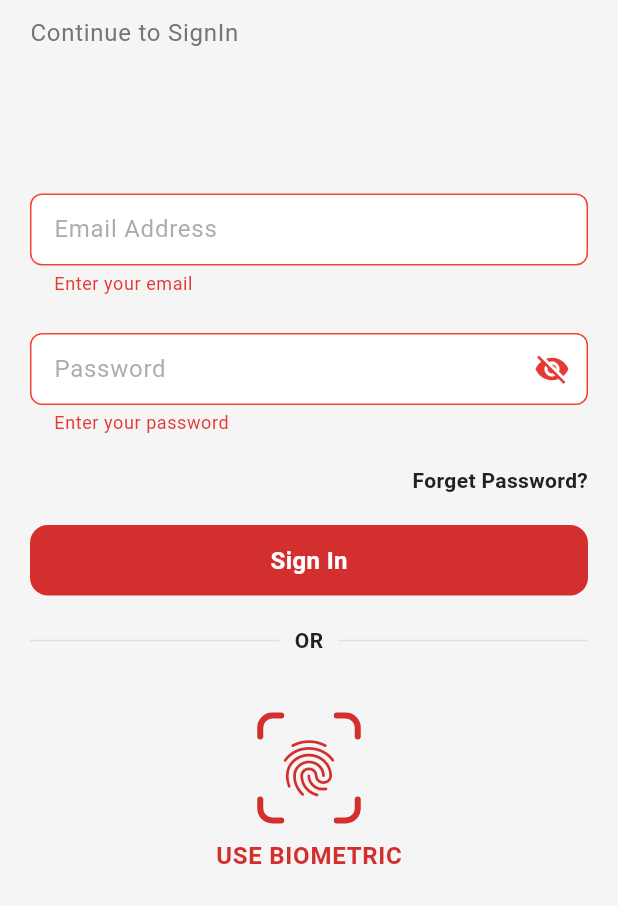
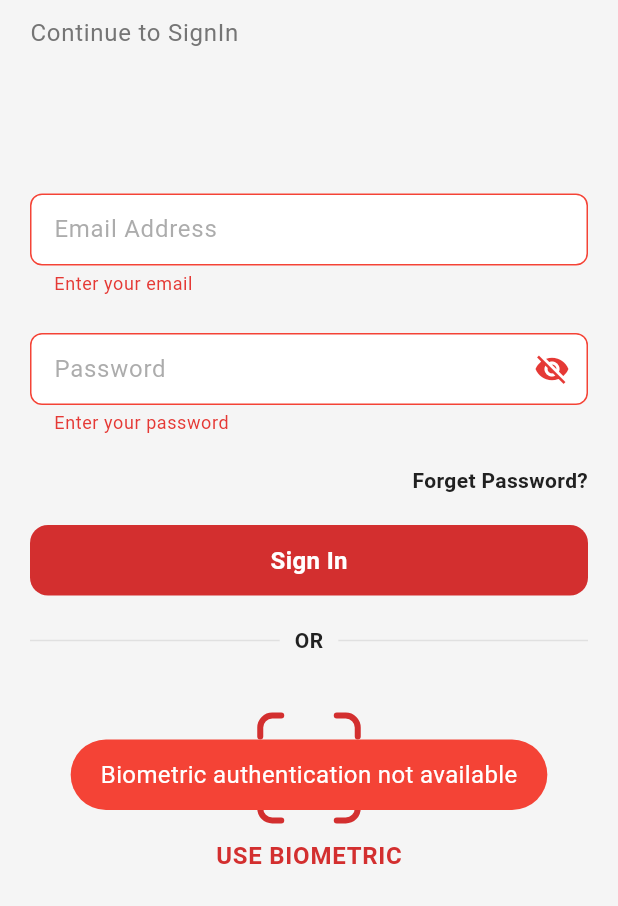
Before and after one commit to Nishan-Pradhan06/skill_swap_app, a Flutter app: the SignInScreen screen opened by its route, after a tap on "Sign In", after a tap on "USE BIOMETRIC", on a phone screen of 412 x 824 dp, the part 330-1236 px from its top. Run offline on Flutter 3.47's test engine with Material 3 defaults, Android fonts, the phone set to English and light mode, and no system bars; our stand-ins replace dartz, dio, equatable, flutter_bloc, flutter_dotenv, flutter_svg and 9 more; accounts and stored records are empty; project files that could hold a hidden picture were left out.

Commit message:
biometrics

```diff
--- a/lib/features/auth/screens/sign_in_screen.dart
+++ b/lib/features/auth/screens/sign_in_screen.dart
@@ -1,4 +1,5 @@
 import 'package:flutter/material.dart';
+import 'package:local_auth/local_auth.dart';
 import 'package:skill_swap/core/theme/app_theme.dart';
 import 'package:skill_swap/core/widgets/custom_appbar.dart';
 import 'package:skill_swap/core/widgets/custom_button.dart';
@@ -7,6 +8,7 @@ import 'package:skill_swap/core/widgets/custom_text_form_field.dart';
 import 'package:skill_swap/core/widgets/custom_toast.dart';
 
 import '../../../core/helpers/validation_helpers.dart';
+import '../../../core/services/cache_service.dart';
 
 class SignInScreen extends StatefulWidget {
   const SignInScreen({super.key});
@@ -21,6 +23,8 @@ class _SignInScreenState extends State<SignInScreen> {
   final _passwordController = TextEditingController();
   final _confirmPasswordController = TextEditingController();
 
+  final LocalAuthentication _localAuth = LocalAuthentication();
+
   @override
   void dispose() {
     _emailController.dispose();
@@ -29,16 +33,47 @@ class _SignInScreenState extends State<SignInScreen> {
     super.dispose();
   }
 
-  void _handleBiometricAuth() async {
-    setState(() {});
+  Future<void> _handleBiometricAuth() async {
+    try {
+      final isAvailable =
+          await _localAuth.canCheckBiometrics &&
+          await _localAuth.isDeviceSupported();
 
-    // Simulate biometric authentication
-    await Future.delayed(const Duration(seconds: 2));
+      if (!isAvailable) {
+        CustomToast.showError('Biometric authentication not available');
+        return;
+      }
 
-    setState(() {});
+      final didAuthenticate = await _localAuth.authenticate(
+        localizedReason: 'Authenticate to continue',
+        biometricOnly: true,
+      );
 
-    if (mounted) {
-      CustomToast.showSuccess('Biometric Authentication Successful');
+      if (didAuthenticate) {
+        final token = await CacheServices.getToken();
+        if (token != null) {
+          CustomToast.showSuccess('Authentication Successful');
+          // Navigate to next screen or home
+        } else {
+          CustomToast.showError('No saved session found. Please login.');
+        }
+      } else {
+        CustomToast.showError('Biometric authentication failed');
+      }
+    } catch (e) {
+      CustomToast.showError('Error: $e');
+    }
+  }
+
+  /// Handle login button press
+  Future<void> _handleSignIn() async {
+    if (_formKey.currentState?.validate() ?? false) {
+      // TODO: Call your API and get auth token
+      const fakeToken = 'dummy_token_123'; // Replace with real token
+      await CacheServices.saveToken(fakeToken);
+
+      CustomToast.showSuccess('Login Successful');
+      // Navigate to next screen or home
     }
   }
 
@@ -112,12 +147,7 @@ class _SignInScreenState extends State<SignInScreen> {
                   ),
                 ),
 
-                CustomButton(
-                  text: 'Sign In',
-                  onPressed: () {
-                    if (_formKey.currentState!.validate()) {}
-                  },
-                ),
+                CustomButton(text: 'Sign In', onPressed: _handleSignIn),
 
                 Row(
                   children: [
--- a/pubspec.yaml
+++ b/pubspec.yaml
@@ -56,6 +56,7 @@ dependencies:
   intl: ^0.20.2
   lottie: ^3.3.2
   google_fonts: ^6.3.2
+  local_auth: ^3.0.0
 
 dev_dependencies:
   flutter_test:
```
Also changed, not shown: pubspec.lock, 4 other files.
